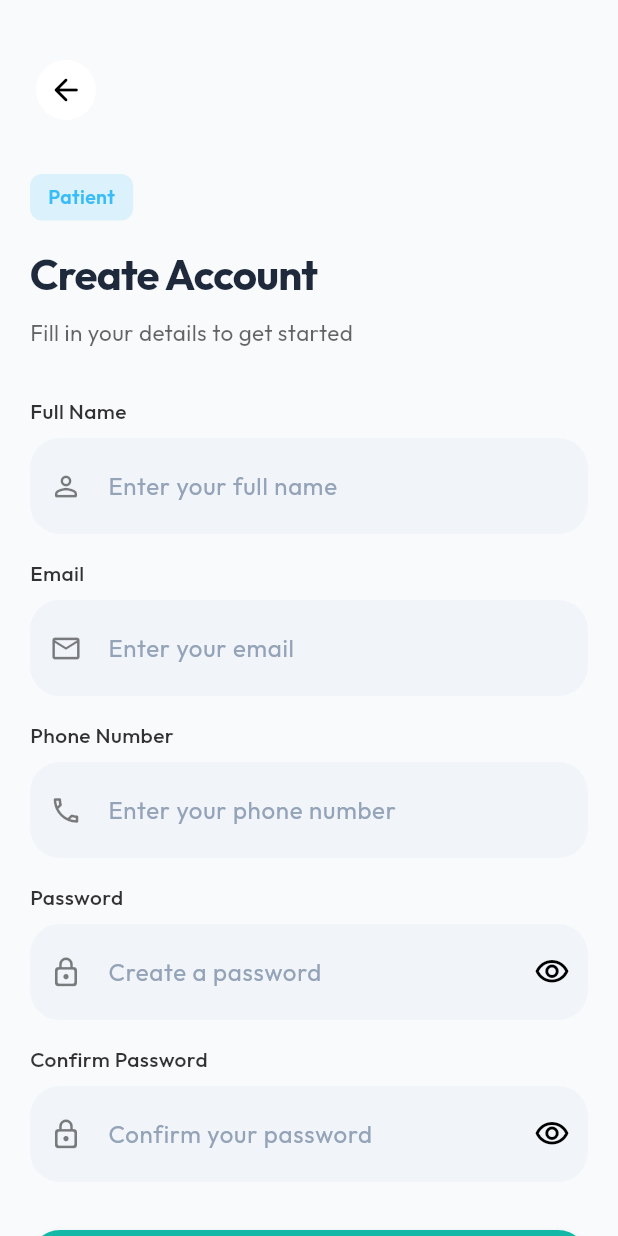
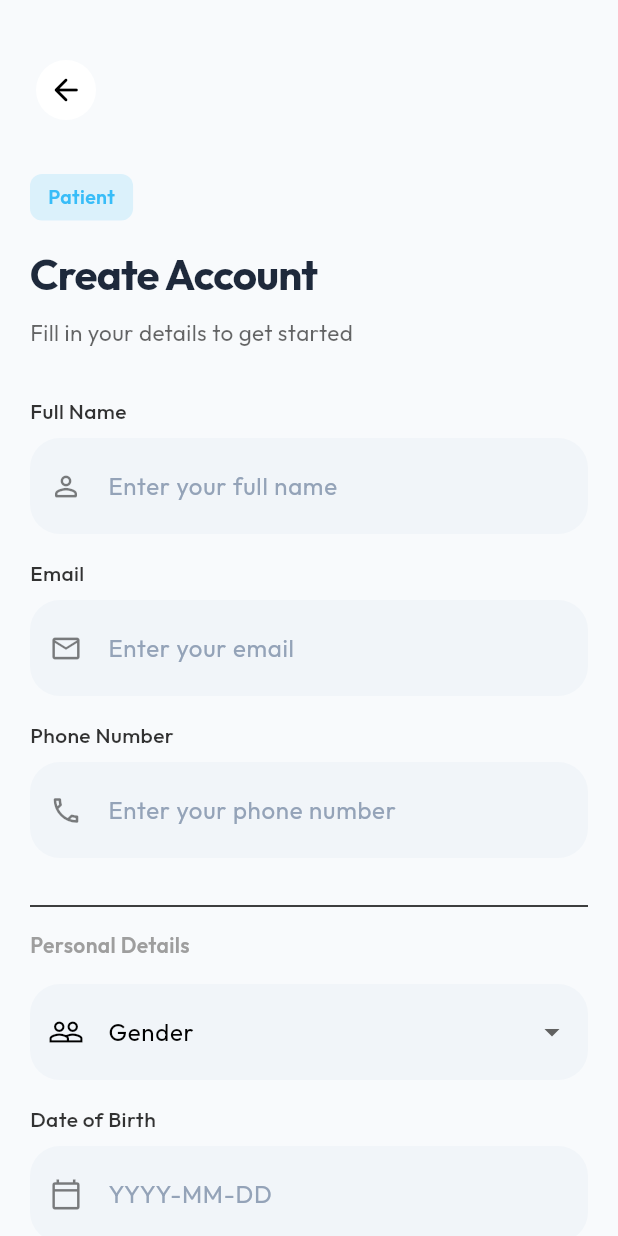
Before and after one commit to ankurrera/Biometrics_medical, a Flutter app: the SignUpScreen screen opened by its route, on a phone screen of 412 x 824 dp. Run offline on Flutter 3.47's test engine with Material 3 defaults, Android fonts, the phone set to English and light mode, and no system bars; our stand-ins replace flutter_dotenv, flutter_riverpod, flutter_secure_storage, go_router, google_fonts, image_picker and 5 more; missing offline and left inert: mobile_scanner; accounts and stored records are empty; network calls fail.

Commit message:
Add patient fields and auth support
Adds patient-specific data handling across UI, auth, and models.

- UI: sign_up_screen gains gender dropdown, date-of-birth picker (intl), weight input, controllers/disposal, and passes these values when signing up.
- Auth/provider: AuthNotifier.signUp and _createRoleRecord accept gender, dateOfBirth, and weight; profile/provider usage updated to persist patient data and invalidate profile where needed; minor refactors/formatting cleanup in providers.
- Models: PatientData now includes weight (parsing and serialization); UserProfile now includes gender (parsing, serialization, copyWith).
- Other: Prescription medication JSON key changed from 'type' to 'medicine_type'.

These changes enable collecting and storing basic patient medical info during registration and ensure it flows through the app and backend upsert logic.

```diff
--- a/lib/features/auth/presentation/screens/sign_up_screen.dart
+++ b/lib/features/auth/presentation/screens/sign_up_screen.dart
@@ -1,6 +1,7 @@
 import 'package:flutter/material.dart';
 import 'package:flutter_riverpod/flutter_riverpod.dart';
 import 'package:go_router/go_router.dart';
+import 'package:intl/intl.dart'; // Ensure intl package is in pubspec.yaml
 
 import '../../../../core/theme/app_colors.dart';
 import '../../../../core/theme/app_spacing.dart';
@@ -23,6 +24,12 @@ class _SignUpScreenState extends ConsumerState<SignUpScreen> {
   final _emailController = TextEditingController();
   final _phoneController = TextEditingController();
 
+  // Patient Specific Controllers & State
+  final _weightController = TextEditingController();
+  String? _selectedGender;
+  DateTime? _selectedDateOfBirth;
+  final _dobController = TextEditingController(); // To show text in field
+
   // Doctor Specific Controllers
   final _hospitalController = TextEditingController();
   final _specializationController = TextEditingController();
@@ -40,6 +47,8 @@ class _SignUpScreenState extends ConsumerState<SignUpScreen> {
     _fullNameController.dispose();
     _emailController.dispose();
     _phoneController.dispose();
+    _weightController.dispose();
+    _dobController.dispose();
     _hospitalController.dispose();
     _specializationController.dispose();
     _medRegController.dispose();
@@ -74,6 +83,33 @@ class _SignUpScreenState extends ConsumerState<SignUpScreen> {
     }
   }
 
+  Future<void> _selectDate(BuildContext context) async {
+    final DateTime? picked = await showDatePicker(
+      context: context,
+      initialDate: DateTime.now().subtract(const Duration(days: 365 * 18)), // Default to 18 years ago
+      firstDate: DateTime(1900),
+      lastDate: DateTime.now(),
+      builder: (context, child) {
+        return Theme(
+          data: Theme.of(context).copyWith(
+            colorScheme: ColorScheme.light(
+              primary: AppColors.primary,
+              onPrimary: Colors.white,
+              onSurface: Colors.black,
+            ),
+          ),
+          child: child!,
+        );
+      },
+    );
+    if (picked != null && picked != _selectedDateOfBirth) {
+      setState(() {
+        _selectedDateOfBirth = picked;
+        _dobController.text = DateFormat('yyyy-MM-dd').format(picked);
+      });
+    }
+  }
+
   Future<void> _signUp() async {
     if (!_formKey.currentState!.validate()) return;
 
@@ -90,6 +126,12 @@ class _SignUpScreenState extends ConsumerState<SignUpScreen> {
         hospitalName: widget.role == 'doctor' ? _hospitalController.text.trim() : null,
         specialization: widget.role == 'doctor' ? _specializationController.text.trim() : null,
         medicalRegNumber: widget.role == 'doctor' ? _medRegController.text.trim() : null,
+        // Pass patient fields if role is patient
+        gender: widget.role == 'patient' ? _selectedGender : null,
+        dateOfBirth: widget.role == 'patient' ? _selectedDateOfBirth : null,
+        weight: widget.role == 'patient' && _weightController.text.isNotEmpty
+            ? double.tryParse(_weightController.text)
+            : null,
       );
 
       if (mounted) {
@@ -143,6 +185,7 @@ class _SignUpScreenState extends ConsumerState<SignUpScreen> {
   @override
   Widget build(BuildContext context) {
     final isDoctor = widget.role == 'doctor';
+    final isPatient = widget.role == 'patient';
 
     return Scaffold(
       body: SafeArea(
@@ -251,6 +294,73 @@ class _SignUpScreenState extends ConsumerState<SignUpScreen> {
                   },
                 ),
                 const SizedBox(height: 16),
+
+                // PATIENT SPECIFIC FIELDS
+                if (isPatient) ...[
+                  const Divider(height: 32),
+                  const Text(
+                    'Personal Details',
+                    style: TextStyle(
+                      fontSize: 14,
+                      fontWeight: FontWeight.w600,
+                      color: Colors.grey,
+                    ),
+                  ),
+                  const SizedBox(height: 16),
+
+                  // Gender Dropdown
+                  DropdownButtonFormField<String>(
+                    decoration: InputDecoration(
+                      labelText: 'Gender',
+                      prefixIcon: const Icon(Icons.people_outline),
+                      border: OutlineInputBorder(
+                        borderRadius: BorderRadius.circular(12),
+                      ),
+                    ),
+                    value: _selectedGender,
+                    items: const [
+                      DropdownMenuItem(value: 'Male', child: Text('Male')),
+                      DropdownMenuItem(value: 'Female', child: Text('Female')),
+                      DropdownMenuItem(value: 'Other', child: Text('Other')),
+                    ],
+                    onChanged: (val) => setState(() => _selectedGender = val),
+                    validator: (val) => val == null ? 'Please select gender' : null,
+                  ),
+                  const SizedBox(height: 16),
+
+                  // Date of Birth Picker
+                  GestureDetector(
+                    onTap: () => _selectDate(context),
+                    child: AbsorbPointer(
+                      child: AuthTextField(
+                        controller: _dobController,
+                        label: 'Date of Birth',
+                        hint: 'YYYY-MM-DD',
+                        prefixIcon: Icons.calendar_today_outlined,
+                        validator: (value) => value!.isEmpty ? 'Please enter date of birth' : null,
+                      ),
+                    ),
+                  ),
+                  const SizedBox(height: 16),
+
+                  // Weight Input
+                  AuthTextField(
+                    controller: _weightController,
+                    label: 'Weight (kg)',
+                    hint: 'e.g. 70.5',
+                    keyboardType: const TextInputType.numberWithOptions(decimal: true),
+                    prefixIcon: Icons.monitor_weight_outlined,
+                    validator: (value) {
+                      if (value != null && value.isNotEmpty) {
+                        if (double.tryParse(value) == null) {
+                          return 'Invalid weight';
+                        }
+                      }
+                      return null;
+                    },
+                  ),
+                  const Divider(height: 32),
+                ],
 
                 // DOCTOR SPECIFIC FIELDS
                 if (isDoctor) ...[
--- a/lib/features/doctor/presentation/screens/new_prescription_screen.dart
+++ b/lib/features/doctor/presentation/screens/new_prescription_screen.dart
@@ -1009,7 +1009,7 @@ class _MedicationEntry {
   Map<String, dynamic> toJson() {
     return {
       'medicine_name': nameController.text.trim(),
-      'type': typeController.text.trim(), // Added to JSON
+      'medicine_type': typeController.text.trim(), // Added to JSON
       'dosage': dosageController.text.trim(),
       'frequency': frequencyController.text.trim(),
       'duration': durationController.text.trim().isNotEmpty
--- a/lib/features/shared/models/user_profile.dart
+++ b/lib/features/shared/models/user_profile.dart
@@ -6,10 +6,11 @@ class UserProfile {
   final String fullName;
   final String role;
   final String? avatarUrl;
+  final String? gender; // Added
   final DateTime createdAt;
   final DateTime? updatedAt;
 
-  // Doctor Specific Fields (Added)
+  // Doctor Specific Fields
   final String? hospitalName;
   final String? specialization;
   final String? medicalRegNumber;
@@ -21,6 +22,7 @@ class UserProfile {
     required this.fullName,
     required this.role,
     this.avatarUrl,
+    this.gender, // Added
     required this.createdAt,
     this.updatedAt,
     this.hospitalName,
@@ -36,11 +38,11 @@ class UserProfile {
       fullName: json['full_name'] as String? ?? '',
       role: json['role'] as String? ?? 'patient',
       avatarUrl: json['avatar_url'] as String?,
+      gender: json['gender'] as String?, // Added
       createdAt: DateTime.parse(json['created_at'] as String),
       updatedAt: json['updated_at'] != null
           ? DateTime.parse(json['updated_at'] as String)
           : null,
-      // Map database columns to Dart properties
       hospitalName: json['hospital_clinic_name'] as String?,
       specialization: json['specialization'] as String?,
       medicalRegNumber: json['medical_registration_number'] as String?,
@@ -55,9 +57,9 @@ class UserProfile {
       'full_name': fullName,
       'role': role,
       'avatar_url': avatarUrl,
+      'gender': gender, // Added
       'created_at': createdAt.toIso8601String(),
       'updated_at': updatedAt?.toIso8601String(),
-      // Include new fields in JSON
       'hospital_clinic_name': hospitalName,
       'specialization': specialization,
       'medical_registration_number': medicalRegNumber,
@@ -91,6 +93,7 @@ class UserProfile {
     String? fullName,
     String? role,
     String? avatarUrl,
+    String? gender, // Added
     DateTime? createdAt,
     DateTime? updatedAt,
     String? hospitalName,
@@ -104,6 +107,7 @@ class UserProfile {
       fullName: fullName ?? this.fullName,
       role: role ?? this.role,
       avatarUrl: avatarUrl ?? this.avatarUrl,
+      gender: gender ?? this.gender, // Added
       createdAt: createdAt ?? this.createdAt,
       updatedAt: updatedAt ?? this.updatedAt,
       hospitalName: hospitalName ?? this.hospitalName,
```
Also changed, not shown: lib/features/auth/providers/auth_provider.dart (+37 -61 lines), lib/features/patient/models/patient_data.dart (+8 -3 lines).
